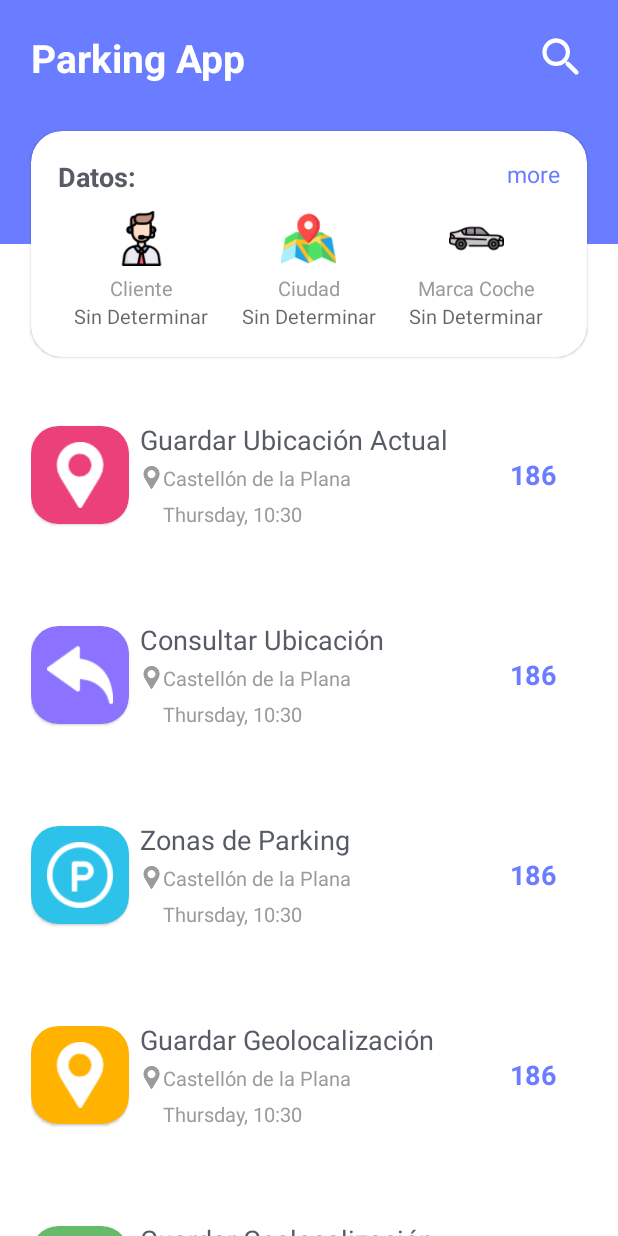
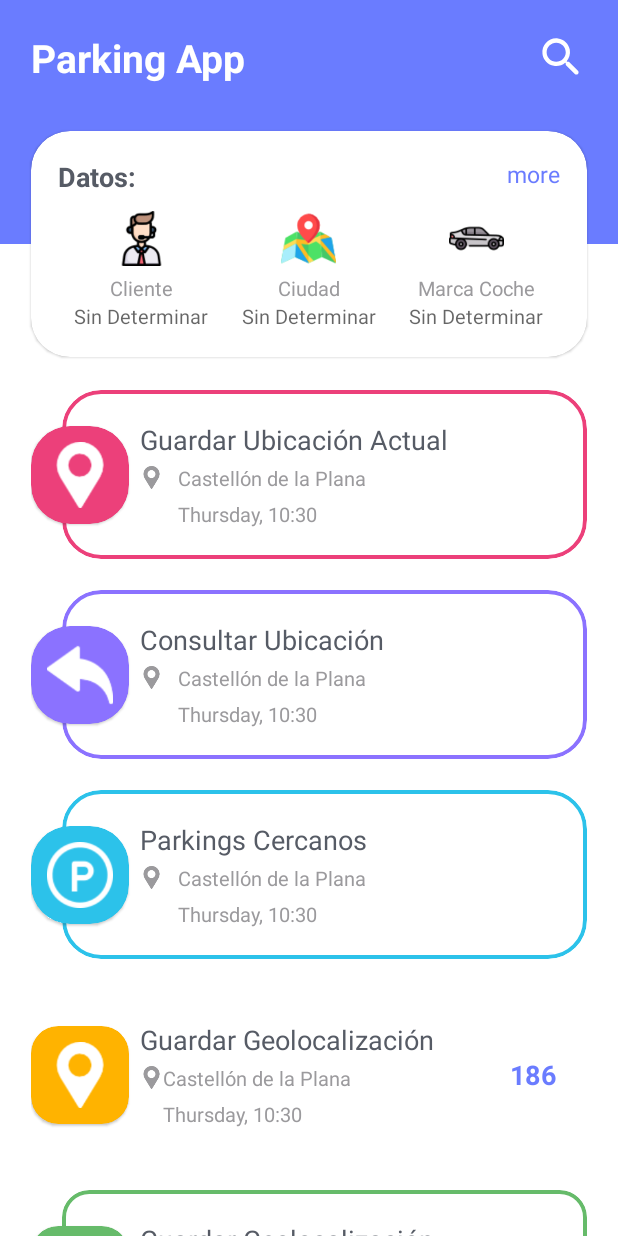
Before and after one commit to AleexWalker/AppParking, an Android app: the screen it shows after launch (MainActivity), on a phone screen of 412 x 824 dp. Run offline under Robolectric (Android 15) with nearby library versions, the phone set to English and light mode, and no system bars; our stand-ins replace sdp/ssp sizes.

Commit message:
Ajustes Funcionando

```diff
--- a/app/src/main/AndroidManifest.xml
+++ b/app/src/main/AndroidManifest.xml
@@ -12,7 +12,7 @@
 
     <application
         android:allowBackup="true"
-        android:icon="@mipmap/ic_launcher"
+        android:icon="@drawable/iconoapp"
         android:label="@string/app_name"
         android:roundIcon="@mipmap/ic_launcher_round"
         android:supportsRtl="true"
--- a/app/src/main/res/layout/activity_google_maps.xml
+++ b/app/src/main/res/layout/activity_google_maps.xml
@@ -18,7 +18,7 @@
         layout="@layout/item_google_maps"
         android:id="@+id/item_google_maps"
         android:layout_width="@dimen/_240sdp"
-        android:layout_height="@dimen/_75sdp"
+        android:layout_height="@dimen/_55sdp"
 
         android:layout_marginLeft="@dimen/_16sdp"
         android:layout_marginBottom="@dimen/_16sdp"
--- a/app/src/main/res/layout/activity_main.xml
+++ b/app/src/main/res/layout/activity_main.xml
@@ -47,7 +47,7 @@
         android:layout_marginStart="@dimen/_16sdp"
         android:layout_marginEnd="@dimen/_16sdp"
         app:cardBackgroundColor="@color/card_bvackground"
-        app:cardCornerRadius="@dimen/_16sdp"
+        app:cardCornerRadius="@dimen/_20sdp"
         app:layout_constraintBottom_toBottomOf="@+id/viewHeaderBackground"
         app:layout_constraintTop_toBottomOf="@+id/viewHeaderBackground">
 
@@ -176,10 +176,11 @@
                     android:layout_width="wrap_content"
                     android:layout_height="wrap_content"
                     android:text="Marca"
+                    android:textAlignment="center"
                     android:hint="@string/sin_determinar"
                     android:textColor="@color/primary_text"
                     android:textSize="@dimen/_10ssp"
-                    android:textAlignment="center"/>
+                    />
 
             </LinearLayout>
 
--- a/app/src/main/res/layout/item_1.xml
+++ b/app/src/main/res/layout/item_1.xml
@@ -10,7 +10,7 @@
         android:layout_width="@dimen/_50sdp"
         android:layout_height="@dimen/_50sdp"
         app:cardBackgroundColor="@color/dashboard_item_1"
-        app:cardCornerRadius="@dimen/_14sdp"
+        app:cardCornerRadius="@dimen/_20sdp"
         app:layout_constraintBottom_toBottomOf="parent"
         app:layout_constraintStart_toStartOf="parent"
         app:layout_constraintTop_toTopOf="parent">
@@ -31,10 +31,12 @@
         android:layout_marginStart="@dimen/_16sdp"
         android:layout_marginLeft="@dimen/_16sdp"
         app:cardBackgroundColor="@color/card_bvackground"
-        app:cardCornerRadius="@dimen/_14sdp"
+        app:cardCornerRadius="@dimen/_20sdp"
         app:cardElevation="0dp"
         app:layout_constraintBottom_toBottomOf="parent"
-        app:layout_constraintTop_toTopOf="parent">
+        app:layout_constraintTop_toTopOf="parent"
+        app:strokeColor="@color/dashboard_item_1"
+        app:strokeWidth="@dimen/_2sdp">
 
         <androidx.constraintlayout.widget.ConstraintLayout
             android:layout_width="match_parent"
@@ -44,18 +46,6 @@
             android:paddingTop="@dimen/_16sdp"
             android:paddingRight="@dimen/_16sdp"
             android:paddingBottom="@dimen/_16sdp">
-
-            <TextView
-                android:id="@+id/textAmount"
-                android:layout_width="wrap_content"
-                android:layout_height="wrap_content"
-                android:text="186"
-                android:textColor="@color/primary"
-                android:textSize="@dimen/_14ssp"
-                android:textStyle="bold"
-                app:layout_constraintBottom_toBottomOf="parent"
-                app:layout_constraintEnd_toEndOf="parent"
-                app:layout_constraintTop_toTopOf="parent"/>
 
             <TextView
                 android:id="@+id/textTitle"
@@ -84,12 +74,13 @@
                 android:id="@+id/textLocation"
                 android:layout_width="wrap_content"
                 android:layout_height="wrap_content"
+                android:layout_marginStart="10dp"
                 android:text="Castellón de la Plana"
                 android:textColor="@color/secondary_text"
                 android:textSize="@dimen/_10ssp"
                 app:layout_constraintBottom_toBottomOf="@+id/imageLocation"
                 app:layout_constraintStart_toEndOf="@+id/imageLocation"
-                app:layout_constraintTop_toTopOf="@+id/imageLocation"/>
+                app:layout_constraintTop_toTopOf="@+id/imageLocation" />
 
             <TextView
                 android:id="@+id/textTime_1"
--- a/app/src/main/res/layout/item_2.xml
+++ b/app/src/main/res/layout/item_2.xml
@@ -6,12 +6,11 @@
     android:layout_height="wrap_content"
     android:layout_marginTop="@dimen/_16sdp">
 
-
     <com.google.android.material.card.MaterialCardView
         android:layout_width="@dimen/_50sdp"
         android:layout_height="@dimen/_50sdp"
         app:cardBackgroundColor="@color/dashboard_item_2"
-        app:cardCornerRadius="@dimen/_14sdp"
+        app:cardCornerRadius="@dimen/_20sdp"
         app:layout_constraintBottom_toBottomOf="parent"
         app:layout_constraintStart_toStartOf="parent"
         app:layout_constraintTop_toTopOf="parent">
@@ -32,10 +31,12 @@
         android:layout_marginStart="@dimen/_16sdp"
         android:layout_marginLeft="@dimen/_16sdp"
         app:cardBackgroundColor="@color/card_bvackground"
-        app:cardCornerRadius="@dimen/_14sdp"
+        app:cardCornerRadius="@dimen/_20sdp"
         app:cardElevation="0dp"
         app:layout_constraintBottom_toBottomOf="parent"
-        app:layout_constraintTop_toTopOf="parent">
+        app:layout_constraintTop_toTopOf="parent"
+        app:strokeColor="@color/dashboard_item_2"
+        app:strokeWidth="@dimen/_2sdp">
 
         <androidx.constraintlayout.widget.ConstraintLayout
             android:layout_width="match_parent"
@@ -45,18 +46,6 @@
             android:paddingTop="@dimen/_16sdp"
             android:paddingRight="@dimen/_16sdp"
             android:paddingBottom="@dimen/_16sdp">
-
-            <TextView
-                android:id="@+id/textAmount"
-                android:layout_width="wrap_content"
-                android:layout_height="wrap_content"
-                android:text="186"
-                android:textColor="@color/primary"
-                android:textSize="@dimen/_14ssp"
-                android:textStyle="bold"
-                app:layout_constraintBottom_toBottomOf="parent"
-                app:layout_constraintEnd_toEndOf="parent"
-                app:layout_constraintTop_toTopOf="parent"/>
 
             <TextView
                 android:id="@+id/textTitle"
@@ -85,12 +74,13 @@
                 android:id="@+id/textLocation"
                 android:layout_width="wrap_content"
                 android:layout_height="wrap_content"
+                android:layout_marginStart="10dp"
                 android:text="Castellón de la Plana"
                 android:textColor="@color/secondary_text"
                 android:textSize="@dimen/_10ssp"
                 app:layout_constraintBottom_toBottomOf="@+id/imageLocation"
                 app:layout_constraintStart_toEndOf="@+id/imageLocation"
-                app:layout_constraintTop_toTopOf="@+id/imageLocation"/>
+                app:layout_constraintTop_toTopOf="@+id/imageLocation" />
 
             <TextView
                 android:id="@+id/textTime_2"
--- a/app/src/main/res/layout/item_3.xml
+++ b/app/src/main/res/layout/item_3.xml
@@ -6,12 +6,11 @@
     android:layout_height="wrap_content"
     android:layout_marginTop="@dimen/_16sdp">
 
-
     <com.google.android.material.card.MaterialCardView
         android:layout_width="@dimen/_50sdp"
         android:layout_height="@dimen/_50sdp"
         app:cardBackgroundColor="@color/dashboard_item_3"
-        app:cardCornerRadius="@dimen/_14sdp"
+        app:cardCornerRadius="@dimen/_20sdp"
         app:layout_constraintBottom_toBottomOf="parent"
         app:layout_constraintStart_toStartOf="parent"
         app:layout_constraintTop_toTopOf="parent">
@@ -32,10 +31,12 @@
         android:layout_marginStart="@dimen/_16sdp"
         android:layout_marginLeft="@dimen/_16sdp"
         app:cardBackgroundColor="@color/card_bvackground"
-        app:cardCornerRadius="@dimen/_14sdp"
+        app:cardCornerRadius="@dimen/_20sdp"
         app:cardElevation="0dp"
         app:layout_constraintBottom_toBottomOf="parent"
-        app:layout_constraintTop_toTopOf="parent">
+        app:layout_constraintTop_toTopOf="parent"
+        app:strokeColor="@color/dashboard_item_3"
+        app:strokeWidth="@dimen/_2sdp">
 
         <androidx.constraintlayout.widget.ConstraintLayout
             android:layout_width="match_parent"
@@ -47,24 +48,12 @@
             android:paddingBottom="@dimen/_16sdp">
 
             <TextView
-                android:id="@+id/textAmount"
-                android:layout_width="wrap_content"
-                android:layout_height="wrap_content"
-                android:text="186"
-                android:textColor="@color/primary"
-                android:textSize="@dimen/_14ssp"
-                android:textStyle="bold"
-                app:layout_constraintBottom_toBottomOf="parent"
-                app:layout_constraintEnd_toEndOf="parent"
-                app:layout_constraintTop_toTopOf="parent"/>
-
-            <TextView
                 android:id="@+id/textTitle"
                 android:layout_width="0dp"
                 android:layout_height="wrap_content"
                 android:layout_marginEnd="@dimen/_8sdp"
                 android:layout_marginRight="@dimen/_8sdp"
-                android:text="Zonas de Parking"
+                android:text="Parkings Cercanos"
                 android:textColor="@color/primary_text"
                 android:textSize="@dimen/_14ssp"
                 app:layout_constraintEnd_toStartOf="@+id/textAmount"
@@ -85,12 +74,13 @@
                 android:id="@+id/textLocation"
                 android:layout_width="wrap_content"
                 android:layout_height="wrap_content"
+                android:layout_marginStart="10dp"
                 android:text="Castellón de la Plana"
                 android:textColor="@color/secondary_text"
                 android:textSize="@dimen/_10ssp"
                 app:layout_constraintBottom_toBottomOf="@+id/imageLocation"
                 app:layout_constraintStart_toEndOf="@+id/imageLocation"
-                app:layout_constraintTop_toTopOf="@+id/imageLocation"/>
+                app:layout_constraintTop_toTopOf="@+id/imageLocation" />
 
             <TextView
                 android:id="@+id/textTime_3"
--- a/app/src/main/res/layout/item_5.xml
+++ b/app/src/main/res/layout/item_5.xml
@@ -35,7 +35,9 @@
         app:cardCornerRadius="@dimen/_14sdp"
         app:cardElevation="0dp"
         app:layout_constraintBottom_toBottomOf="parent"
-        app:layout_constraintTop_toTopOf="parent">
+        app:layout_constraintTop_toTopOf="parent"
+        app:strokeColor="@color/dashboard_item_5"
+        app:strokeWidth="@dimen/_2sdp">
 
         <androidx.constraintlayout.widget.ConstraintLayout
             android:layout_width="match_parent"
@@ -45,18 +47,6 @@
             android:paddingTop="@dimen/_16sdp"
             android:paddingRight="@dimen/_16sdp"
             android:paddingBottom="@dimen/_16sdp">
-
-            <TextView
-                android:id="@+id/textAmount"
-                android:layout_width="wrap_content"
-                android:layout_height="wrap_content"
-                android:text="186"
-                android:textColor="@color/primary"
-                android:textSize="@dimen/_14ssp"
-                android:textStyle="bold"
-                app:layout_constraintBottom_toBottomOf="parent"
-                app:layout_constraintEnd_toEndOf="parent"
-                app:layout_constraintTop_toTopOf="parent"/>
 
             <TextView
                 android:id="@+id/textTitle"
@@ -85,12 +75,13 @@
                 android:id="@+id/textLocation"
                 android:layout_width="wrap_content"
                 android:layout_height="wrap_content"
+                android:layout_marginStart="10dp"
                 android:text="Castellón de la Plana"
                 android:textColor="@color/secondary_text"
                 android:textSize="@dimen/_10ssp"
                 app:layout_constraintBottom_toBottomOf="@+id/imageLocation"
                 app:layout_constraintStart_toEndOf="@+id/imageLocation"
-                app:layout_constraintTop_toTopOf="@+id/imageLocation"/>
+                app:layout_constraintTop_toTopOf="@+id/imageLocation" />
 
             <TextView
                 android:id="@+id/textTime_4"
--- a/app/src/main/res/layout/item_ajustes_2.xml
+++ b/app/src/main/res/layout/item_ajustes_2.xml
@@ -35,7 +35,9 @@
         app:cardCornerRadius="@dimen/_14sdp"
         app:cardElevation="0dp"
         app:layout_constraintBottom_toBottomOf="parent"
-        app:layout_constraintTop_toTopOf="parent">
+        app:layout_constraintTop_toTopOf="parent"
+        app:strokeColor="@color/dashboard_item_2"
+        app:strokeWidth="@dimen/_2sdp">
 
         <androidx.constraintlayout.widget.ConstraintLayout
             android:layout_width="match_parent"
--- a/app/src/main/res/layout/item_ajustes_3.xml
+++ b/app/src/main/res/layout/item_ajustes_3.xml
@@ -35,7 +35,9 @@
         app:cardCornerRadius="@dimen/_14sdp"
         app:cardElevation="0dp"
         app:layout_constraintBottom_toBottomOf="parent"
-        app:layout_constraintTop_toTopOf="parent">
+        app:layout_constraintTop_toTopOf="parent"
+        app:strokeColor="@color/dashboard_item_3"
+        app:strokeWidth="@dimen/_2sdp">
 
         <androidx.constraintlayout.widget.ConstraintLayout
             android:layout_width="match_parent"
--- a/app/src/main/res/layout/item_google_maps.xml
+++ b/app/src/main/res/layout/item_google_maps.xml
@@ -33,7 +33,9 @@
         app:cardCornerRadius="@dimen/_14sdp"
         app:cardElevation="0dp"
         app:layout_constraintBottom_toBottomOf="parent"
-        app:layout_constraintTop_toTopOf="parent">
+        app:layout_constraintTop_toTopOf="parent"
+        app:strokeColor="@color/dashboard_item_1"
+        app:strokeWidth="@dimen/_2sdp">
 
         <androidx.constraintlayout.widget.ConstraintLayout
             android:layout_width="match_parent"
@@ -62,7 +64,7 @@
                 android:layout_height="wrap_content"
                 android:layout_marginEnd="@dimen/_8sdp"
                 android:layout_marginRight="@dimen/_8sdp"
-                android:text="Guardar Geolocalización"
+                android:text="Guardar Localización del Coche"
                 android:textColor="@color/primary_text"
                 android:textSize="@dimen/_8ssp"
                 app:layout_constraintEnd_toStartOf="@+id/textAmount"
--- a/app/src/main/res/values-night/colors.xml
+++ b/app/src/main/res/values-night/colors.xml
@@ -6,6 +6,7 @@
     <color name="primary_text">#FFFFFF</color>
     <color name="secondary_text">#797F95</color>
     <color name="white">#FFFFFF</color>
+    <color name="letra_boton">#FFFFFF</color>
     <color name="dashboard_item_1">#ec407a</color>
     <color name="dashboard_item_2">#8B72FF</color>
     <color name="dashboard_item_3">#2CC2EA</color>
--- a/app/src/main/res/values/colors.xml
+++ b/app/src/main/res/values/colors.xml
@@ -6,6 +6,7 @@
     <color name="primary_text">#565B65</color>
     <color name="secondary_text">#9B9A9D</color>
     <color name="white">#FFFFFF</color>
+    <color name="letra_boton">#27325F</color>
     <color name="dashboard_item_1">#ec407a</color>
     <color name="dashboard_item_2">#8B72FF</color>
     <color name="dashboard_item_3">#2CC2EA</color>
```
Also changed, not shown: app/src/main/java/com/example/appparking/AccederLocalizacion.kt (+65 -1 lines), app/src/main/java/com/example/appparking/DatosUsuario.kt (+10 -5 lines), app/src/main/res/layout/activity_acceder_localizacion.xml (+25 -5 lines), app/src/main/res/layout/activity_datos_usuario.xml (+18 -10 lines), app/src/main/res/layout/item_ajustes_1.xml (+5 -2 lines), app/src/main/res/layout/item_google_maps_acceder_localizacion.xml (added, +78 -0 lines), app/src/main/res/values/strings.xml (+15 -0 lines), app/src/main/res/drawable-v24/iconoapp.png (added).
